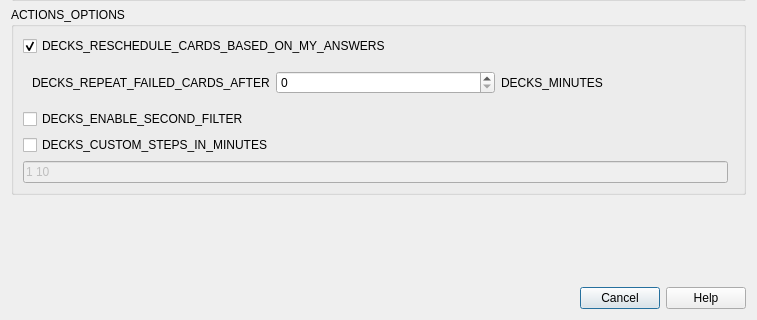
This is qt/aqt/forms/dyndconf.ui in ankitects/anki as Qt 5 draws it before an edit; both pictures show x 0 to 757 and y 269 to 589 of the 757 by 589 pixel window. The edited form follows.
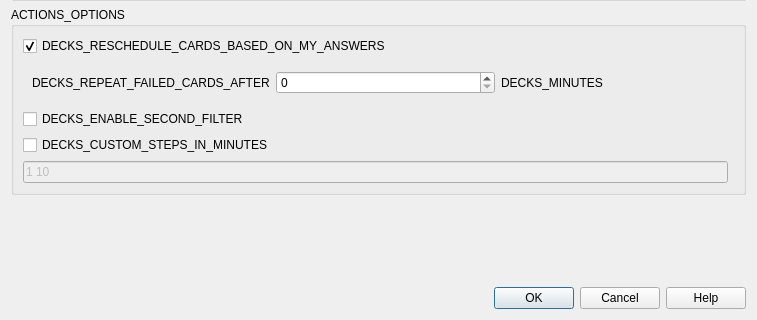
This is the edited form.

Commit message: Rename standard buttons to have transaltions

Patch:
```diff
--- a/qt/aqt/forms/dyndconf.ui
+++ b/qt/aqt/forms/dyndconf.ui
@@ -269,7 +269,7 @@
       <enum>Qt::Horizontal</enum>
      </property>
      <property name="standardButtons">
-      <set>QDialogButtonBox::Cancel|QDialogButtonBox::Help</set>
+      <set>QDialogButtonBox::Cancel|QDialogButtonBox::Help|QDialogButtonBox::Ok</set>
      </property>
     </widget>
    </item>
```
The commit also changes 1 other file.
